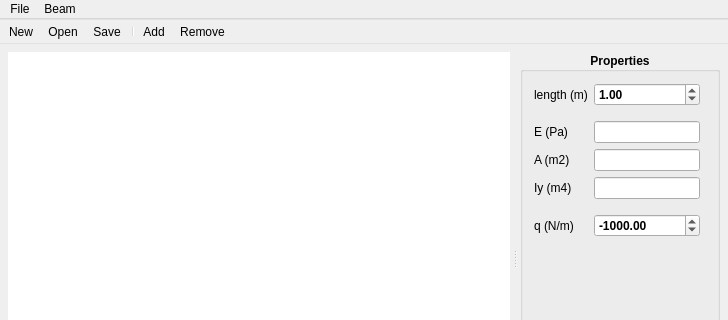
Above: ch_qt/beam_app/mainwindow.ui from lunarc/cpp_course before the change; both pictures show x 0 to 728 and y 0 to 320 of the 728 by 494 pixel window. Below: the same form after it.
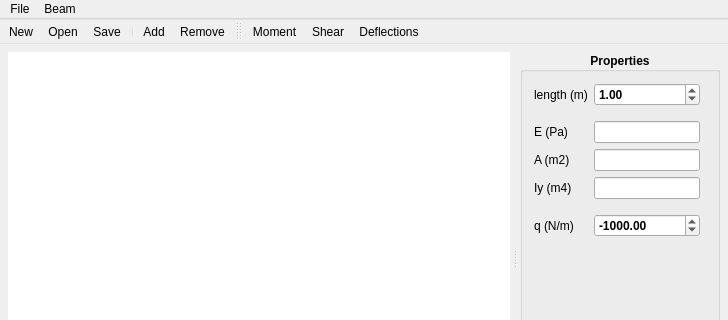
That is the form after the change. Icons and pictures are not drawn. Custom widgets are drawn as their Qt base class.

```diff
--- a/ch_qt/beam_app/mainwindow.ui
+++ b/ch_qt/beam_app/mainwindow.ui
@@ -276,6 +276,9 @@
    <property name="movable">
     <bool>false</bool>
    </property>
+   <property name="toolButtonStyle">
+    <enum>Qt::ToolButtonIconOnly</enum>
+   </property>
    <property name="floatable">
     <bool>false</bool>
    </property>
@@ -293,6 +296,31 @@
    <addaction name="removeSectionAction"/>
   </widget>
   <widget class="QStatusBar" name="statusBar"/>
+  <widget class="QToolBar" name="toolBar_2">
+   <property name="windowTitle">
+    <string>toolBar_2</string>
+   </property>
+   <property name="styleSheet">
+    <string notr="true">QToolBar {
+    border-width: 1px;
+    border-bottom-style: solid;
+	border-top-style: solid;
+    border-color: rgb(226, 226, 226);
+}</string>
+   </property>
+   <property name="toolButtonStyle">
+    <enum>Qt::ToolButtonTextBesideIcon</enum>
+   </property>
+   <attribute name="toolBarArea">
+    <enum>TopToolBarArea</enum>
+   </attribute>
+   <attribute name="toolBarBreak">
+    <bool>false</bool>
+   </attribute>
+   <addaction name="actionShowMoments"/>
+   <addaction name="actionShowShear"/>
+   <addaction name="actionShowDeflections"/>
+  </widget>
   <action name="addSectionAction">
    <property name="icon">
     <iconset resource="beam_app_resource.qrc">
@@ -358,6 +386,30 @@
     <string>Exit</string>
    </property>
   </action>
+  <action name="actionShowMoments">
+   <property name="checkable">
+    <bool>true</bool>
+   </property>
+   <property name="text">
+    <string>Moment</string>
+   </property>
+  </action>
+  <action name="actionShowShear">
+   <property name="checkable">
+    <bool>true</bool>
+   </property>
+   <property name="text">
+    <string>Shear</string>
+   </property>
+  </action>
+  <action name="actionShowDeflections">
+   <property name="checkable">
+    <bool>true</bool>
+   </property>
+   <property name="text">
+    <string>Deflections</string>
+   </property>
+  </action>
  </widget>
  <layoutdefault spacing="6" margin="11"/>
  <customwidgets>
```
